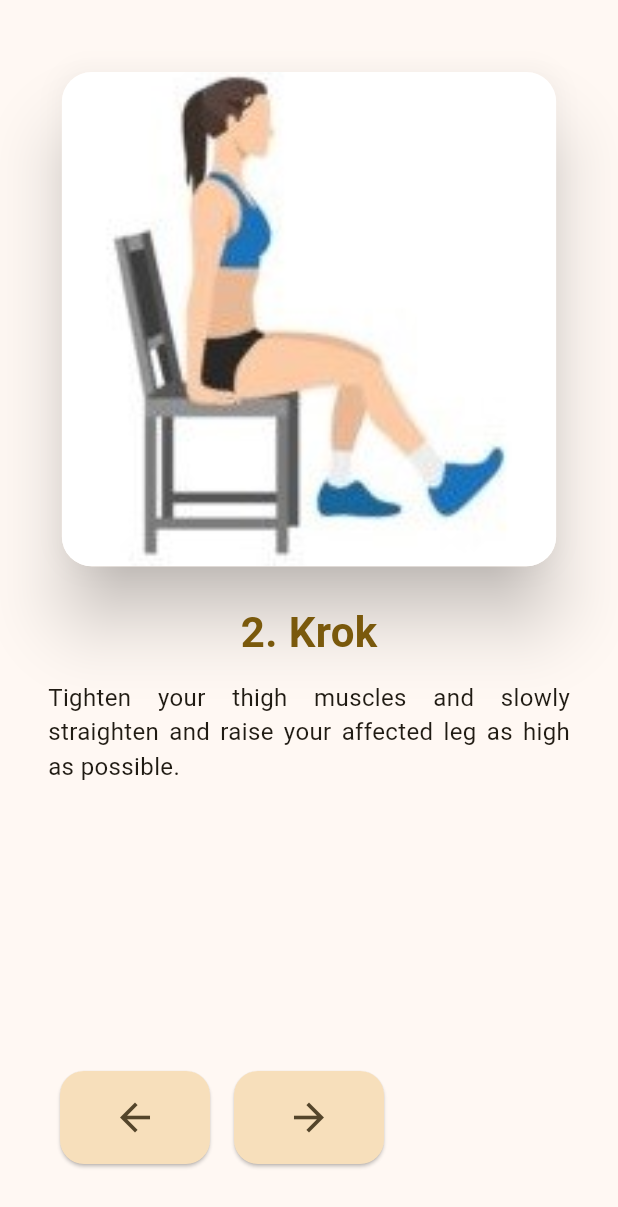
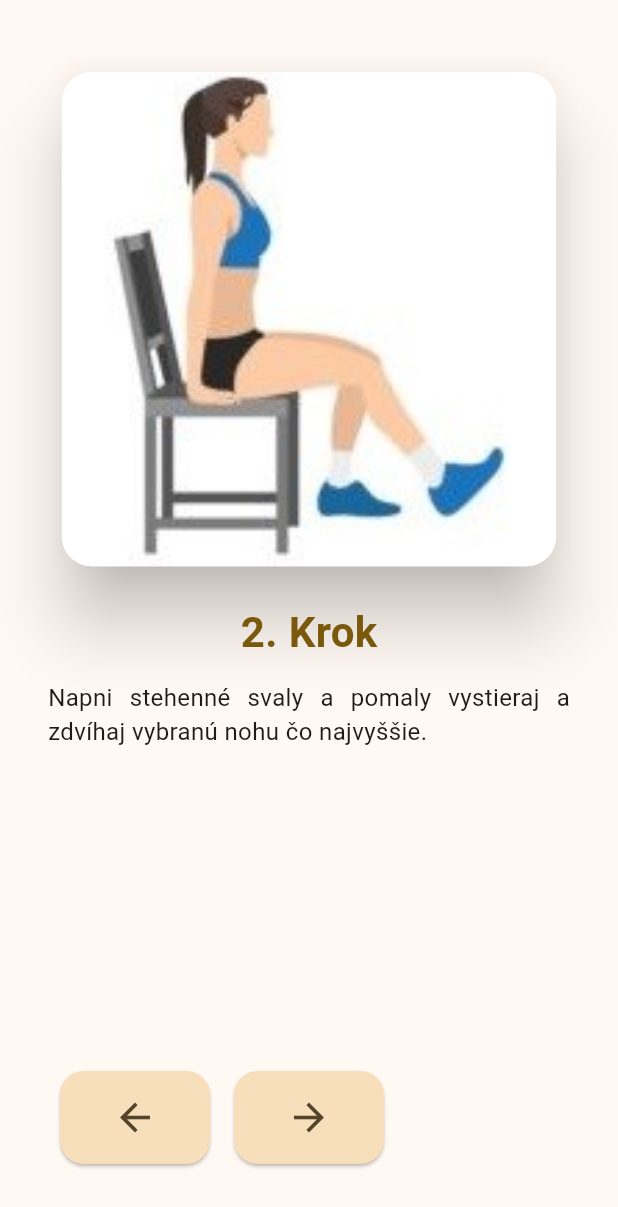
Before and after one commit to hURKa-friends/TP-RehabApp, a Flutter app: the KneeRehabView widget shown alone on an empty page, opened directly, item 2 of the bottom bar chosen, on a phone screen of 412 x 824 dp. Shown: the top 1207 px of the screen. Run offline on Flutter 3.47's test engine with Material 3 defaults, Android fonts, the phone set to English and light mode, and no system bars; our stand-ins replace permission_handler, sensors_plus, syncfusion_flutter_charts; missing offline and left inert: light_sensor.

Commit message:
pridanie dropdown menu na výber nohy, upravený tutoriál

```diff
--- a/lib/view_models/menu_view_model.dart
+++ b/lib/view_models/menu_view_model.dart
@@ -69,18 +69,24 @@ class MenuViewModel extends ChangeNotifier {
     tutorialSteps: [
       TutorialStep(assetURI: "assets/knee_rehab/leg_extensions01.jpg",
           heading: "1. Krok",
-          description: "Sit up straight on a chair or bench."
+          description: "Sadni si rovno na stoličku alebo lavičku."
       ),
       TutorialStep(
           assetURI: "assets/knee_rehab/leg_extensions02.jpg",
           heading: "2. Krok",
-          description: " Tighten your thigh muscles and slowly straighten and raise your affected leg as high as possible."
+          description: "Napni stehenné svaly a pomaly vystieraj a zdvíhaj vybranú nohu čo najvyššie."
       ),
       TutorialStep(
           assetURI: "assets/knee_rehab/leg_extensions03.jpg",
           heading: "3. Krok",
-          description: "Squeeze your thigh muscles and hold this position for 5 seconds. "
-                       "Relax and bring your foot to the floor. Repeat."
+          description: "Stiahni stehenné svaly a podrž túto pozíciu 3 sekundy. "
+                       "Uvoľni sa a polož chodidlo na podlahu a počkaj 3 sekundy. Zopakuj 10-krát."
+      ),
+      TutorialStep(
+          assetURI: "assets/knee_rehab/something.png",
+          heading: "Upozornenie!",
+          description: "Nekývaj nohou ani nepoužívaj prudkú silu na jej zdvihnutie. "
+                       "Snaž sa ísť chodidlom priamo hore a rovnako aj dole, rovnakou rýchlosťou."
       )
     ],
     ),
--- a/lib/views/knee_rehab_view.dart
+++ b/lib/views/knee_rehab_view.dart
@@ -1,18 +1,17 @@
 import 'package:flutter/material.dart';
 import 'package:provider/provider.dart';
+import 'package:rehab_app/services/page_management/models/stateful_page_model.dart';
 import 'package:rehab_app/views/accl_view.dart';
 import 'package:rehab_app/views/gyro_view.dart';
-import '../services/page_management/models/stateless_page_model.dart';
 import '../view_models/accl_viewmodel.dart';
 import '../view_models/gyro_viewmodel.dart';
 import '../view_models/knee_rehab_view_model.dart';
 
-class KneeRehabView extends StatelessPage {
+class KneeRehabView extends StatefulPage {
   const KneeRehabView({
     super.key,
     required super.icon,
     required super.title,
-    super.subPages, // Optional
     super.tutorialSteps // Optional
   });
 
@@ -39,15 +38,44 @@ class KneeRehabView extends StatelessPage {
   }
 
   @override
+  KneeRehabViewState createState() => KneeRehabViewState();
+}
+
+class KneeRehabViewState extends StatefulPageState {
+  String _dropdownValue = "Pravá noha";
+
+  @override
   Widget buildPage(BuildContext context) {
     return SingleChildScrollView(
-      child: Column(
-        mainAxisAlignment: MainAxisAlignment.center,
-        children: [
-          GyroView(),
-          AcclView()
-        ],
+      child: Padding(
+          padding: const EdgeInsets.symmetric(vertical: 18, horizontal: 18),
+          child: Column(
+          children: [
+            Padding(padding: const EdgeInsets.symmetric(vertical: 8),
+              child: DropdownButton<String>(
+                  value: _dropdownValue,
+                  isExpanded: true,
+                  items: const [
+                    DropdownMenuItem(value: "Pravá noha", child: Text("Ľavá noha")),
+                    DropdownMenuItem(value: "Ľavá noha", child: Text("Pravá noha"))
+                  ],
+                  onChanged: (value) {
+                    setState(() {
+                      _dropdownValue = value!;
+                    });
+                  }
+              ),
+            ),
+            Padding(padding: const EdgeInsets.symmetric(vertical: 8),
+            child: GyroView()
+            ),
+            Padding(padding: const EdgeInsets.symmetric(vertical: 8),
+            child: AcclView(),
+            ),
+          ],
+      ),
       ),
     );
   }
+
 }
--- a/pubspec.yaml
+++ b/pubspec.yaml
@@ -64,6 +64,7 @@ flutter:
     - assets/knee_rehab/leg_extensions01.jpg
     - assets/knee_rehab/leg_extensions02.jpg
     - assets/knee_rehab/leg_extensions03.jpg
+    - assets/knee_rehab/something.png
 
   # An image asset can refer to one or more resolution-specific "variants", see
   # https://flutter.dev/to/resolution-aware-images
```
Also changed, not shown: lib/view_models/knee_rehab_view_model.dart (+6 -6 lines), assets/knee_rehab/something.png (added).
